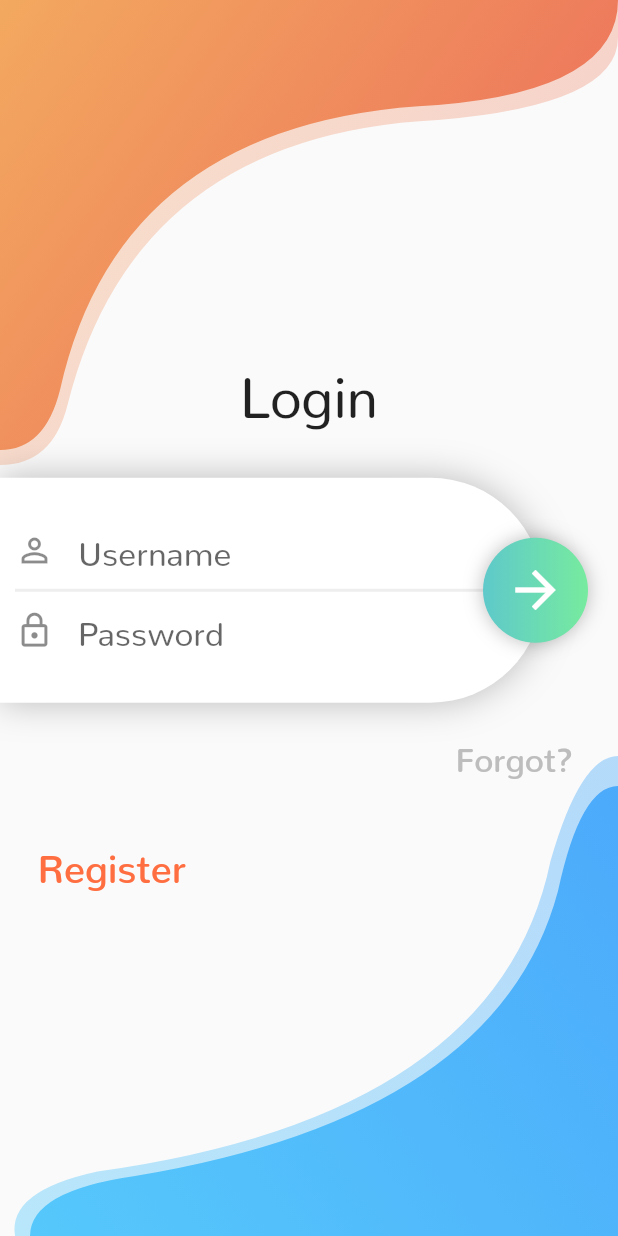
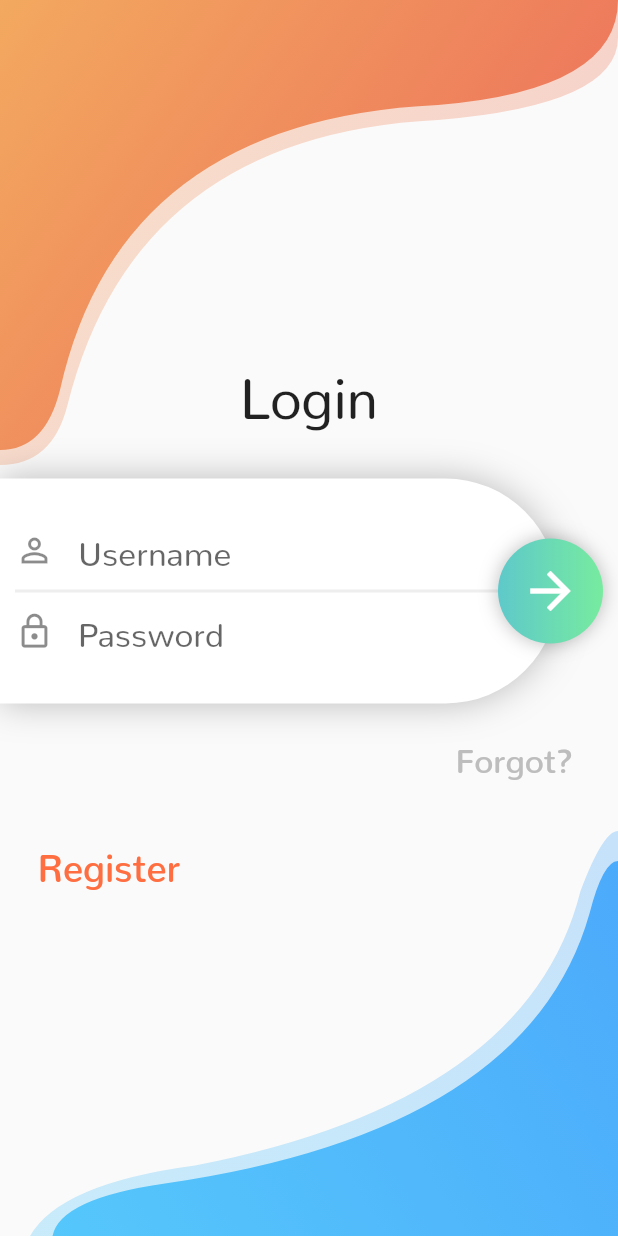
Before and after one commit to feMoraes0/sign-ui, a Flutter app: the screen it shows after launch, on a phone screen of 412 x 824 dp. Run offline on Flutter 3.47's test engine with Material 2 defaults, Android fonts, the phone set to English and light mode, and no system bars.

Commit message:
Fixing bottom right design curve

```diff
--- a/lib/components/curved-right-shadow.dart
+++ b/lib/components/curved-right-shadow.dart
@@ -9,15 +9,15 @@ class CurvedRightShadow extends StatelessWidget {
       child: ClipPath(
         clipper: RightShadowClipper(),
         child: Container(
-          height: 320.0,
+          height: 270.0,
           width: size.width,
           decoration: BoxDecoration(
             gradient: LinearGradient(
               begin: Alignment.bottomLeft,
               end: Alignment.topRight,
               colors: [
-                Color.fromRGBO(86, 201, 251, 0.4),
-                Color.fromRGBO(76, 170, 251, 0.4)
+                Color.fromRGBO(86, 201, 251, 0.3),
+                Color.fromRGBO(76, 170, 251, 0.3)
               ],
             ),
           ),
@@ -32,32 +32,32 @@ class RightShadowClipper extends CustomClipper<Path> {
   Path getClip(Size size) {
     Path path = Path();
 
-    path.lineTo(10, size.height);
+    path.lineTo(20, size.height);
     path.quadraticBezierTo(
-      5,
-      size.height - 30,
-      65,
-      size.height - 43,
+      40,
+      size.height - 35,
+      130,
+      size.height - 47,
     );
     path.quadraticBezierTo(
-      size.width - 80,
-      size.height - 80,
-      size.width - 45,
-      70,
+      size.width - 60,
+      size.height - 90,
+      size.width - 25,
+      40,
     );
     path.quadraticBezierTo(
-      size.width - 25,
+      size.width - 10,
       0,
       size.width,
       0,
     );
     path.lineTo(size.width, size.height);
-    path.lineTo(10, size.height);
+    path.lineTo(20, size.height);
     return path;
   }
 
   @override
   bool shouldReclip(CustomClipper<Path> oldClipper) {
-    return false;
+    return true;
   }
 }
--- a/lib/components/curved-right.dart
+++ b/lib/components/curved-right.dart
@@ -9,7 +9,7 @@ class CurvedRight extends StatelessWidget {
       child: ClipPath(
         clipper: RightClipper(),
         child: Container(
-          height: 300.0,
+          height: 250.0,
           width: size.width,
           decoration: BoxDecoration(
             gradient: LinearGradient(
@@ -32,27 +32,27 @@ class RightClipper extends CustomClipper<Path> {
   Path getClip(Size size) {
     Path path = Path();
 
-    path.lineTo(20, size.height);
+    path.lineTo(35, size.height);
     path.quadraticBezierTo(
-      20,
-      size.height - 30,
-      90,
-      size.height - 40,
+      40,
+      size.height - 25,
+      110,
+      size.height - 35,
     );
     path.quadraticBezierTo(
-      size.width - 80,
-      size.height - 80,
-      size.width - 40,
-      70,
+      size.width - 60,
+      size.height - 70,
+      size.width - 19,
+      35,
     );
     path.quadraticBezierTo(
-      size.width - 25,
+      size.width - 10,
       0,
       size.width,
       0,
     );
     path.lineTo(size.width, size.height);
-    path.lineTo(20, size.height);
+    path.lineTo(35, size.height);
     return path;
   }
 
--- a/lib/login.dart
+++ b/lib/login.dart
@@ -35,7 +35,7 @@ class Login extends StatelessWidget {
                       Container(
                         height: 150.0,
                         padding: EdgeInsets.only(left: 10.0),
-                        margin: EdgeInsets.only(right: 50.0),
+                        margin: EdgeInsets.only(right: 40.0),
                         decoration: BoxDecoration(
                           color: Colors.white,
                           boxShadow: [
@@ -92,7 +92,7 @@ class Login extends StatelessWidget {
                       ),
                       Positioned(
                         top: 40,
-                        right: 20,
+                        right: 10,
                         child: Container(
                           padding: EdgeInsets.all(15.0),
                           decoration: BoxDecoration(
@@ -145,7 +145,7 @@ class Login extends StatelessWidget {
                     child: Text(
                       "Register",
                       style: TextStyle(
-                        fontSize: 26.0,
+                        fontSize: 25.0,
                         color: Colors.deepOrangeAccent,
                         fontWeight: FontWeight.w700,
                       ),
```
